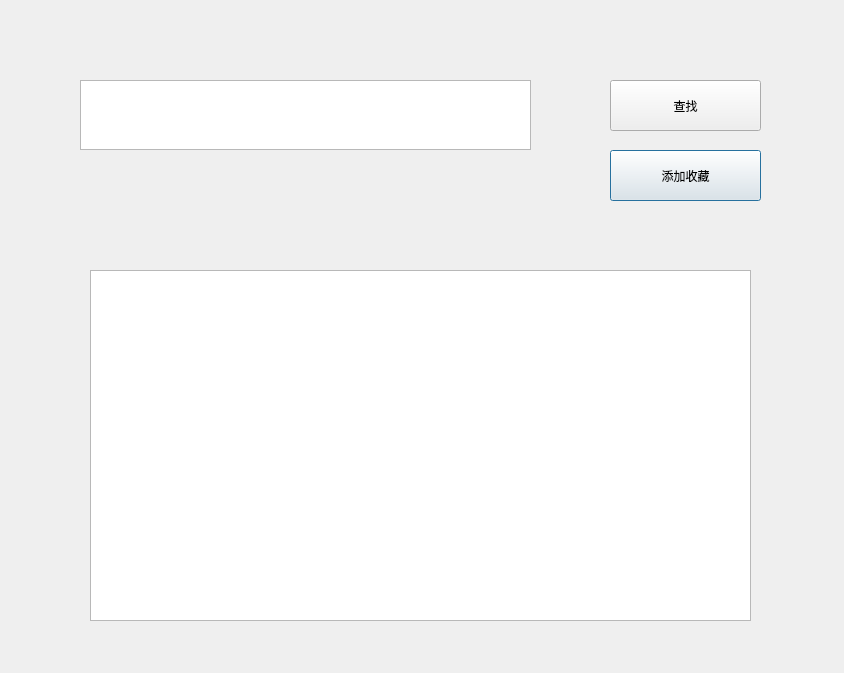
Qt form sever_core/found.ui (bsy1/poemtest) before a commit.
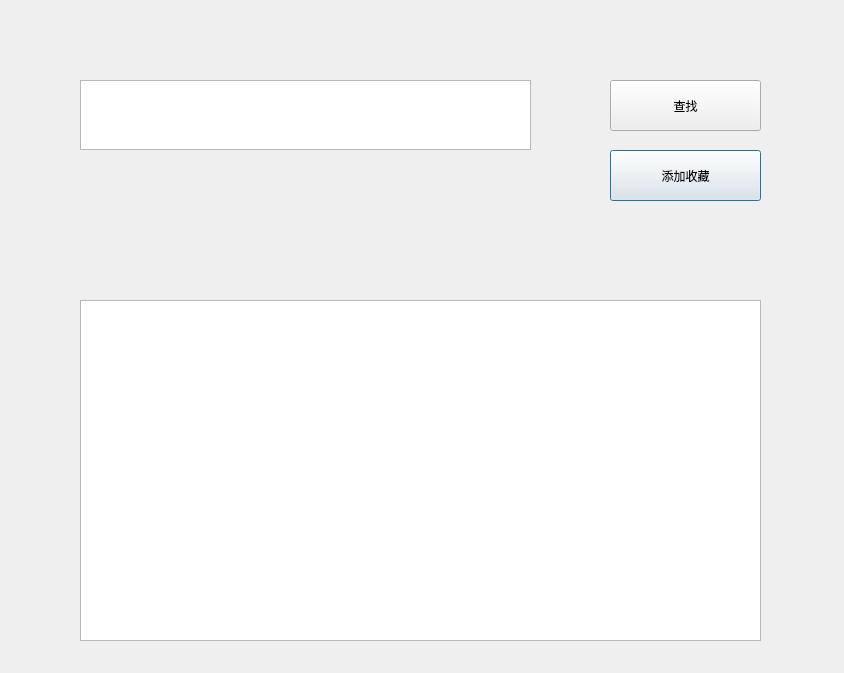
The same form after that commit.

Diff of the .ui file:
```diff
--- a/sever_core/found.ui
+++ b/sever_core/found.ui
@@ -49,13 +49,13 @@
     </rect>
    </property>
   </widget>
-  <widget class="QListWidget" name="list">
+  <widget class="QTableWidget" name="table">
    <property name="geometry">
     <rect>
-     <x>90</x>
-     <y>270</y>
-     <width>661</width>
-     <height>351</height>
+     <x>80</x>
+     <y>300</y>
+     <width>681</width>
+     <height>341</height>
     </rect>
    </property>
   </widget>
```
